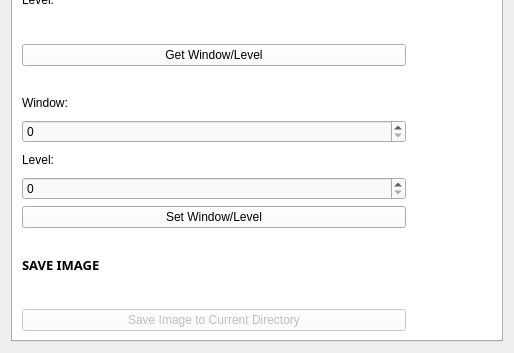
This is HypModuleCode/Resources/UI/HypModuleCode.ui in SlicerMicro/Slicer-TITAN as Qt 5 draws it before an edit; both pictures show x 0 to 514 and y 815 to 1168 of the 514 by 1168 pixel window. The edited form follows.
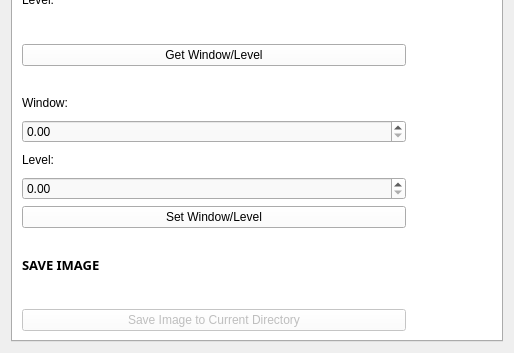
This is the edited form. Custom widgets are drawn as their Qt base class.

Commit message: STYLE: Bolded get window/level outputs

```diff
--- a/HypModuleCode/Resources/UI/HypModuleCode.ui
+++ b/HypModuleCode/Resources/UI/HypModuleCode.ui
@@ -418,6 +418,9 @@
          </property>
         </widget>
        </item>
+       <item row="33" column="0">
+        <widget class="QDoubleSpinBox" name="setWindow"/>
+       </item>
        <item row="9" column="0">
         <widget class="QComboBox" name="blueSelect"/>
        </item>
@@ -662,6 +665,9 @@
          </property>
         </spacer>
        </item>
+       <item row="35" column="0">
+        <widget class="QDoubleSpinBox" name="setLevel"/>
+       </item>
        <item row="22" column="0">
         <widget class="QLabel" name="label_18">
          <property name="text">
@@ -770,12 +776,18 @@
        <item row="17" column="0">
         <widget class="QComboBox" name="whiteSelect"/>
        </item>
-       <item row="35" column="0">
-        <widget class="QSpinBox" name="setLevel">
-         <property name="maximum">
-          <number>500</number>
+       <item row="31" column="0">
+        <spacer name="horizontalSpacer_11">
+         <property name="orientation">
+          <enum>Qt::Horizontal</enum>
          </property>
-        </widget>
+         <property name="sizeHint" stdset="0">
+          <size>
+           <width>40</width>
+           <height>20</height>
+          </size>
+         </property>
+        </spacer>
        </item>
        <item row="19" column="0">
         <widget class="QLabel" name="label_14">
@@ -1031,13 +1043,6 @@
          </property>
         </widget>
        </item>
-       <item row="33" column="0">
-        <widget class="QSpinBox" name="setWindow">
-         <property name="maximum">
-          <number>500</number>
-         </property>
-        </widget>
-       </item>
        <item row="27" column="0">
         <widget class="QLabel" name="getWindow">
          <property name="text">
```
Left out of the diff: 39 changed lines with no effect on the pictures.
